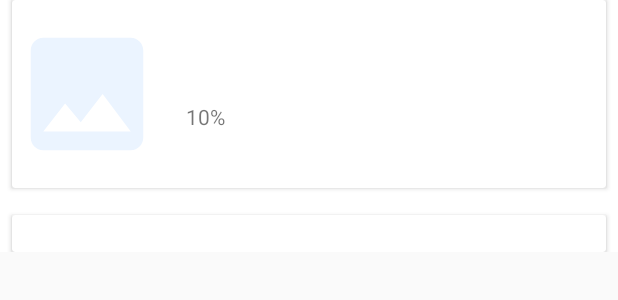
After one commit to PintsizeMaxy/BrewFinder, an Android app: the layout beer_detail_fragment.xml on its own in the app's theme, with its tools: preview values and no code run, on a phone screen of 412 x 824 dp. The commit adds this screen. Shown: the top 300 px of the screen. Run offline under Robolectric (Android 15) with nearby library versions, the phone set to English and light mode, and no system bars.

Commit message:
Click on a beer from beer list to display beer data

```diff
--- a/app/src/main/java/com/example/brewfinder/breweries/BreweryFragment.kt
+++ b/app/src/main/java/com/example/brewfinder/breweries/BreweryFragment.kt
@@ -57,9 +57,7 @@ class BreweryFragment : Fragment() {
                 return true
             }
 
-            override fun onQueryTextChange(newText: String?): Boolean {
-                return false
-            }
+            override fun onQueryTextChange(newText: String?) = false
         })
     }
 
--- a/app/src/main/java/com/example/brewfinder/brewerydetail/BeerItemView.kt
+++ b/app/src/main/java/com/example/brewfinder/brewerydetail/BeerItemView.kt
@@ -21,7 +21,7 @@ class BeerItemView(private val beer: Beer) : GenericBeerItemView(beer) {
             }
             holder.itemView.beer_name.text = beerName
             holder.itemView.beer_style.text = beerStyle
-            holder.itemView.beer_rating.text = ratingScore.toString()
+            holder.itemView.beer_rating.text = String.format("%.2f", ratingScore)
         }
     }
 
--- a/app/src/main/java/com/example/brewfinder/data/beerdata/Beer.kt
+++ b/app/src/main/java/com/example/brewfinder/data/beerdata/Beer.kt
@@ -15,7 +15,7 @@ data class Beer (
     @SerializedName("beer_abv")
     val beerAbv: Double,
     @SerializedName("beer_ibu")
-    val beerIbu: Double,
+    val beerIbu: Int,
     @SerializedName("beer_description")
     val description: String,
     @SerializedName("rating_score")
--- /dev/null
+++ b/app/src/main/res/layout/beer_detail_fragment.xml
@@ -0,0 +1,106 @@
+<?xml version="1.0" encoding="utf-8"?>
+<layout xmlns:android="http://schemas.android.com/apk/res/android"
+    xmlns:app="http://schemas.android.com/apk/res-auto"
+    xmlns:tools="http://schemas.android.com/tools">
+
+    <data>
+        <variable
+            name="vm"
+            type="com.example.brewfinder.beer.BeerViewModel" />
+    </data>
+    <androidx.core.widget.NestedScrollView
+        android:layout_width="match_parent"
+        android:layout_height="match_parent">
+
+        <androidx.constraintlayout.widget.ConstraintLayout
+            android:layout_width="match_parent"
+            android:layout_height="match_parent"
+            android:background="#FFFFFF"
+            android:orientation="vertical">
+
+            <androidx.cardview.widget.CardView
+                android:id="@+id/beer_id"
+                android:layout_width="match_parent"
+                android:layout_height="wrap_content"
+                android:layout_marginStart="8dp"
+                android:layout_marginEnd="8dp"
+                android:layout_marginBottom="8dp"
+                android:elevation="5dp"
+                app:cardCornerRadius="2dp"
+                app:layout_constraintEnd_toEndOf="parent"
+                app:layout_constraintStart_toStartOf="parent"
+                app:layout_constraintTop_toTopOf="parent">
+
+                <RelativeLayout
+                    android:layout_width="match_parent"
+                    android:layout_height="wrap_content">
+
+                    <androidx.appcompat.widget.AppCompatImageView
+                        android:id="@+id/beer_image"
+                        android:layout_width="100dp"
+                        android:layout_height="125dp"
+                        android:adjustViewBounds="true"
+                        tools:src="@drawable/ic_photo" />
+
+                    <androidx.appcompat.widget.AppCompatTextView
+                        android:id="@+id/beer_name"
+                        android:layout_width="match_parent"
+                        android:layout_height="wrap_content"
+                        android:layout_marginStart="16dp"
+                        android:layout_marginTop="24dp"
+                        android:layout_marginEnd="12dp"
+                        android:layout_toEndOf="@id/beer_image"
+                        android:textSize="18sp" />
+
+                    <androidx.appcompat.widget.AppCompatTextView
+                        android:id="@+id/beer_style"
+                        android:layout_width="match_parent"
+                        android:layout_height="wrap_content"
+                        android:layout_below="@id/beer_name"
+                        android:layout_toEndOf="@id/beer_image"
+                        android:layout_marginStart="16dp"/>
+
+                    <androidx.appcompat.widget.AppCompatTextView
+                        android:id="@+id/beer_abv"
+                        android:layout_width="wrap_content"
+                        android:layout_height="wrap_content"
+                        android:layout_marginStart="16dp"
+                        android:layout_below="@id/beer_style"
+                        android:layout_toEndOf="@id/beer_image"
+                        tools:text="10%"/>
+
+                    <androidx.appcompat.widget.AppCompatTextView
+                        android:id="@+id/beer_ibu"
+                        android:layout_width="wrap_content"
+                        android:layout_height="wrap_content"
+                        android:layout_toEndOf="@id/beer_abv"
+                        android:layout_below="@id/beer_style"
+                        android:layout_marginStart="12dp"
+                        />
+
+                </RelativeLayout>
+            </androidx.cardview.widget.CardView>
+
+            <androidx.cardview.widget.CardView
+                android:layout_width="match_parent"
+                android:layout_height="wrap_content"
+                android:layout_marginStart="8dp"
+                android:layout_marginTop="18dp"
+                android:layout_marginEnd="8dp"
+                app:layout_constraintEnd_toEndOf="parent"
+                app:layout_constraintStart_toStartOf="parent"
+                app:layout_constraintTop_toBottomOf="@id/beer_id">
+
+                <androidx.appcompat.widget.AppCompatTextView
+                    android:id="@+id/beer_description"
+                    android:layout_width="match_parent"
+                    android:layout_height="wrap_content"
+                    android:layout_marginStart="6dp"
+                    android:layout_marginEnd="6dp"
+                    android:textSize="18sp" />
+
+            </androidx.cardview.widget.CardView>
+
+        </androidx.constraintlayout.widget.ConstraintLayout>
+    </androidx.core.widget.NestedScrollView>
+</layout>
--- a/app/src/main/res/layout/brewery_details_fragment.xml
+++ b/app/src/main/res/layout/brewery_details_fragment.xml
@@ -33,6 +33,7 @@
                     android:layout_width="match_parent"
                     android:layout_height="wrap_content"
                     android:textSize="16sp"
+                    android:textAlignment="center"
                     android:transitionName="brewery_name"
                     android:layout_marginStart="100dp"
                     android:layout_marginEnd="100dp"
```
Also changed, not shown: app/src/main/java/com/example/brewfinder/beer/BeerFragment.kt (added, +47 -0 lines), app/src/main/java/com/example/brewfinder/beer/BeerViewModel.kt (added, +39 -0 lines), app/src/main/java/com/example/brewfinder/beer/BeerViewModelFactory.kt (added, +10 -0 lines), app/src/main/java/com/example/brewfinder/brewerydetail/BreweryDetailFragment.kt (+9 -8 lines), app/src/main/res/navigation/main_nav.xml (+13 -0 lines).
